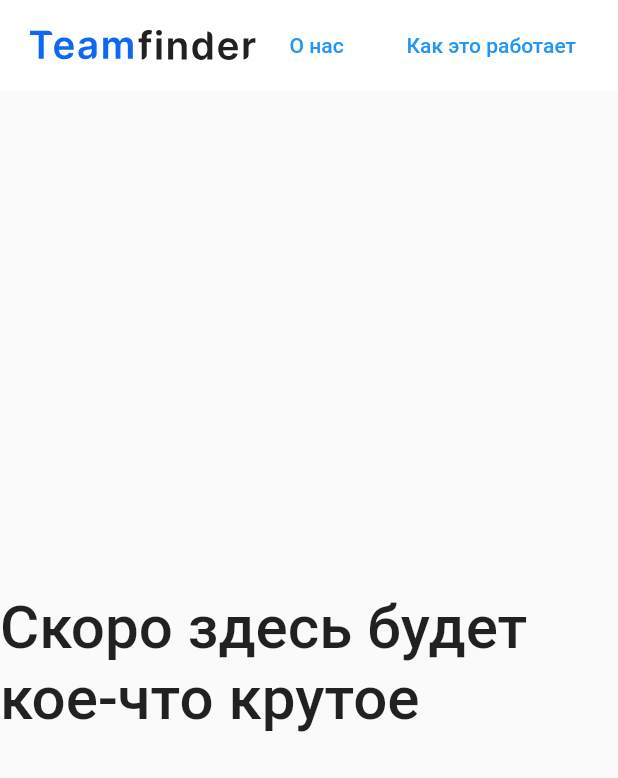
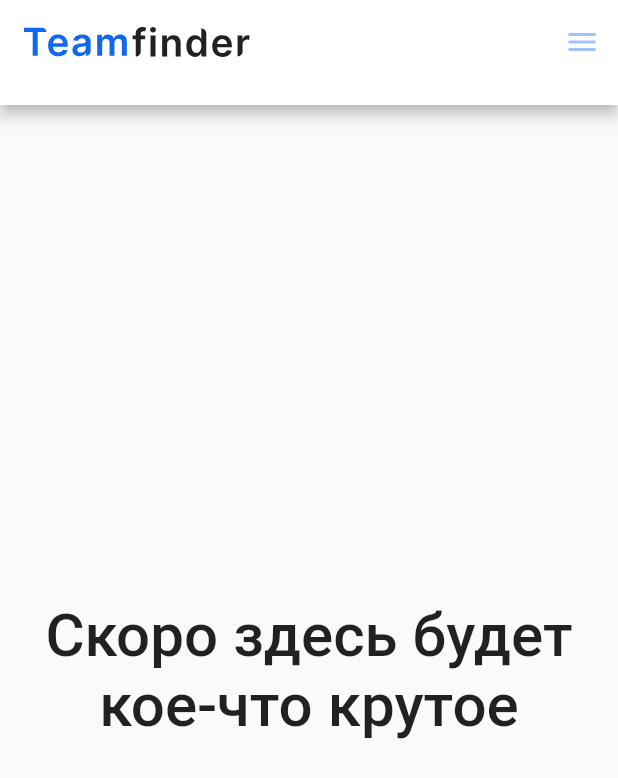
Before and after one commit to MarkTsarkov/TFLP, a Flutter app: the screen it shows after launch, on a phone screen of 412 x 824 dp. Shown: the top 778 px of the screen. Run offline on Flutter 3.47's test engine with Material 2 defaults, Android fonts, the phone set to English and light mode, and no system bars; our stand-ins replace flutter_svg; Roboto replaces fonts that are missing (Montserrat).

Commit message:
pages, responsive head, mobile menu, decompose

```diff
--- a/lib/global/widgets/header.dart
+++ /dev/null
@@ -1,45 +0,0 @@
-import 'package:flutter/material.dart';
-import 'logo.dart';
-
-class CustomAppBar extends StatelessWidget with PreferredSizeWidget {
-  const CustomAppBar({super.key});
-
-  @override
-  Size get preferredSize => const Size.fromHeight(60.0);
-
-  @override
-  Widget build(BuildContext context) {
-    return Container(
-      height: 60,
-      color: Colors.white,
-      child: Padding(
-        padding: const EdgeInsets.fromLTRB(20, 4, 20, 4),
-        child: Row(
-          children: [
-            const Logo(height: 20),
-            Expanded(
-              child: Row(
-                mainAxisAlignment: MainAxisAlignment.end,
-                children: [
-                  TextButton(
-                    onPressed: () => {},
-                    child: const Text ('О нас')
-                  ),
-                  const SizedBox(
-                    width: 20,
-                  ),
-                  TextButton(
-                    onPressed:() => {},
-                    child: (
-                      const Text('Как это работает')
-                    )
-                  )
-                ],
-              )
-            )
-            ],
-          ),
-        ),
-      );
-  }
-}
--- a/lib/homePage/homePage.dart
+++ /dev/null
@@ -1,24 +0,0 @@
-import 'package:flutter/material.dart';
-import '/global/widgets/header.dart';
-
-class HomePage extends StatelessWidget {
-  const HomePage({super.key});
-
-  @override
-  Widget build(BuildContext context) {
-    return Scaffold(
-      appBar: const CustomAppBar(),
-      body: Center(
-        child: Column(
-          mainAxisAlignment: MainAxisAlignment.center,
-          children: const [
-            Text(
-              style: TextStyle(fontFamily: 'Montserrat', fontSize: 40, fontWeight: FontWeight.w500),
-              'Скоро здесь будет кое-что крутое',
-            )
-          ],
-        ),
-      ),
-    );
-  }
-}
--- a/lib/main.dart
+++ b/lib/main.dart
@@ -1,5 +1,6 @@
 import 'package:flutter/material.dart';
-import 'homePage/homePage.dart';
+import 'package:tflp/router/routes.dart';
+import 'package:tflp/theme/theme.dart';
 
 void main() {
   runApp(const MyApp());
@@ -11,13 +12,10 @@ class MyApp extends StatelessWidget {
   @override
   Widget build(BuildContext context) {
     return MaterialApp(
+      debugShowCheckedModeBanner: false,
       title: 'TeamFinder',
-      theme: ThemeData(
-        primarySwatch: Colors.blue,
-      ),
-      routes: {
-        '/': (context) => const HomePage(),
-      },
+      theme: theme,
+      routes: routes
     );
   }
 }
--- /dev/null
+++ b/lib/pages/global_widgets/header.dart
@@ -0,0 +1,85 @@
+import 'package:flutter/material.dart';
+import 'logo.dart';
+
+const double _appBarHeight = 60;
+
+class DesktopAppBar extends StatelessWidget {
+  const DesktopAppBar({super.key});
+
+  @override
+  Widget build(BuildContext context) {
+    return Container(
+      height: _appBarHeight,
+      color: Colors.white,
+      child: Padding(
+        padding: const EdgeInsets.fromLTRB(20, 4, 20, 4),
+        child: Row(
+          children: [
+            const Logo(height: 20),
+            Expanded(
+              child: Row(
+                mainAxisAlignment: MainAxisAlignment.end,
+                children: [
+                  TextButton(
+                    onPressed: () => {},
+                    child: const Text ('О нас')
+                  ),
+                  const SizedBox(
+                    width: 20,
+                  ),
+                  TextButton(
+                    onPressed:() => {},
+                    child: (
+                      const Text('Как это работает')
+                    )
+                  )
+                ],
+              )
+            )
+          ],
+        ),
+      ),
+    );
+  }
+}
+
+
+
+class MobileAppBar extends StatelessWidget {
+  const MobileAppBar({super.key});
+
+  @override
+  Widget build(BuildContext context) {
+    return AppBar(
+        backgroundColor: Colors.white,
+        title: Expanded(
+          child: Row(
+            children: const [
+              Logo(height: 20),
+            ]
+          )
+        ),
+      );
+  }
+}
+
+
+class CustomAppBar extends StatelessWidget with PreferredSizeWidget {
+  CustomAppBar({super.key});
+
+  @override
+  Size get preferredSize => const Size.fromHeight(70.0);
+
+  @override
+  Widget build(BuildContext context) {
+    return LayoutBuilder(
+      builder: (context, constraints) {
+        if (constraints.maxWidth <600) {
+          return  MobileAppBar();
+        } else {
+          return  DesktopAppBar();
+        }
+      }
+    );
+  }
+}
--- /dev/null
+++ b/lib/pages/page_for_companies/page_for_companies.dart
@@ -0,0 +1 @@
+export 'view/view.dart';
--- /dev/null
+++ b/lib/pages/page_for_companies/view/page_for_companies.dart
@@ -0,0 +1,2 @@
+import 'package:flutter/material.dart';
+import '../../global_widgets/header.dart';
--- /dev/null
+++ b/lib/pages/page_for_companies/view/view.dart
@@ -0,0 +1 @@
+export 'page_for_companies.dart';
--- /dev/null
+++ b/lib/pages/page_for_hr/page_for_hr.dart
@@ -0,0 +1 @@
+export 'view/view.dart';
--- /dev/null
+++ b/lib/pages/page_for_hr/view/page_for_hr.dart
@@ -0,0 +1,2 @@
+import 'package:flutter/material.dart';
+import '../../global_widgets/header.dart';
--- /dev/null
+++ b/lib/pages/page_for_hr/view/view.dart
@@ -0,0 +1 @@
+export 'page_for_hr.dart';
--- /dev/null
+++ b/lib/pages/page_home/home_page.dart
@@ -0,0 +1 @@
+export 'view/view.dart';
--- /dev/null
+++ b/lib/pages/page_home/view/page_home_screen.dart
@@ -0,0 +1,34 @@
+import 'package:flutter/material.dart';
+import 'package:tflp/pages/global_widgets/logo.dart';
+import '../../global_widgets/header.dart';
+
+class HomePage extends StatelessWidget {
+  const HomePage({super.key});
+
+  @override
+  Widget build(BuildContext context) {
+    return Scaffold(
+      appBar: CustomAppBar(),
+      endDrawer: const Drawer(),
+      body: Center(
+        child: Column(
+          mainAxisAlignment: MainAxisAlignment.center,
+          children: const [
+            Padding(
+              padding: EdgeInsets.all(16.0),
+              child: Text(
+                style: TextStyle(
+                  fontFamily: 'Montserrat',
+                  fontSize: 40,
+                  fontWeight: FontWeight.w500
+                  ),
+                textAlign: TextAlign.center,
+                'Скоро здесь будет кое-что крутое',
+              ),
+            )
+          ],
+        ),
+      ),
+    );
+  }
+}
--- /dev/null
+++ b/lib/pages/page_home/view/view.dart
@@ -0,0 +1 @@
+export 'page_home_screen.dart';
--- /dev/null
+++ b/lib/router/routes.dart
@@ -0,0 +1,5 @@
+import '../pages/page_home/home_page.dart';
+
+final routes = {
+        '/': (context) => const HomePage(),
+      };
--- /dev/null
+++ b/lib/theme/theme.dart
@@ -0,0 +1,11 @@
+import 'package:flutter/material.dart';
+
+final theme = ThemeData(
+        primarySwatch: Colors.blue,
+        primaryColor: const Color.fromARGB(100, 14, 105, 240),
+
+        appBarTheme: const AppBarTheme(
+          color: Colors.white,
+          iconTheme: IconThemeData(color: Color.fromARGB(100, 14, 105, 240))
+          )
+);
```
Also changed, not shown: lib/pages/global_widgets/logo.dart (renamed from lib/global/widgets/logo.dart), lib/pages/page_home/widgets/widgets.dart (added).
